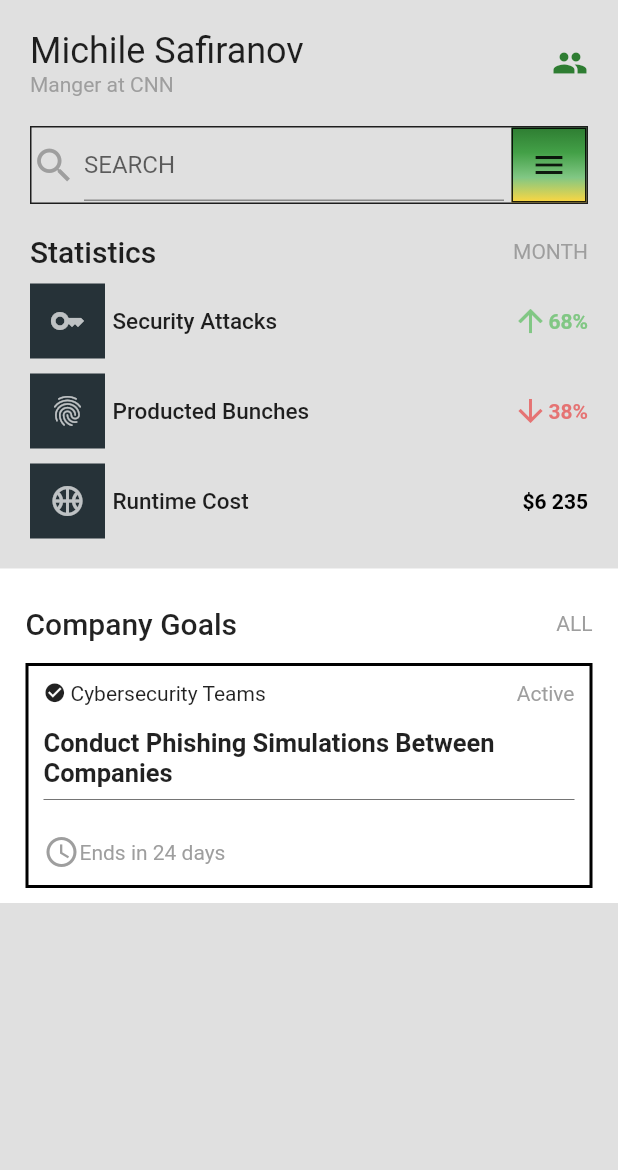
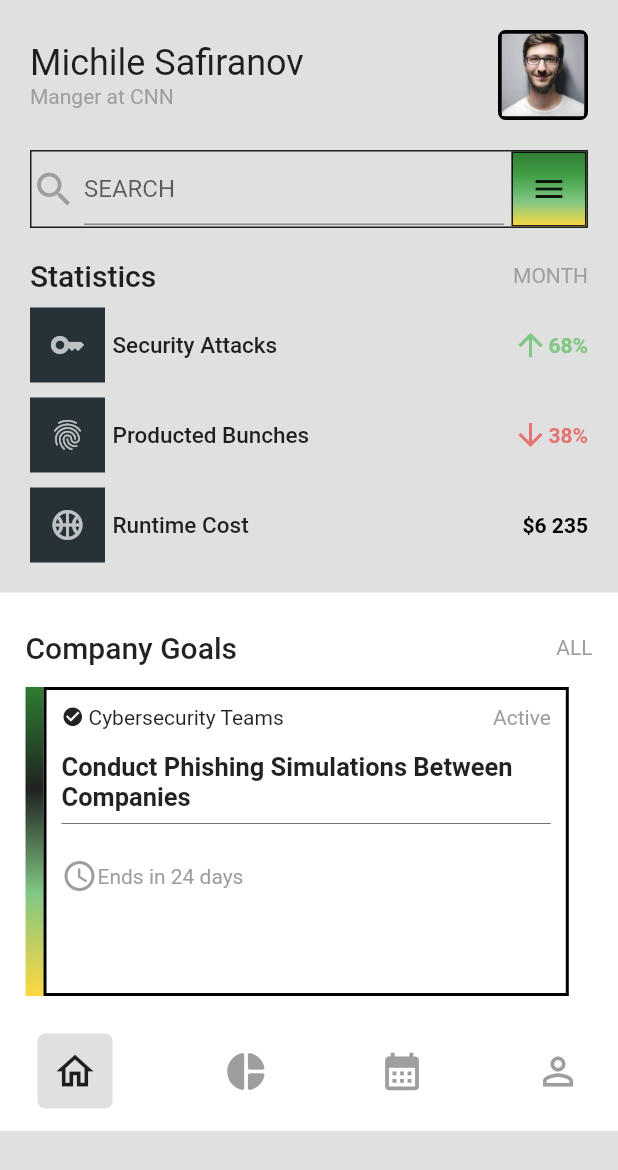
Before and after one commit to FadwaFouad/Company_Profile, a Flutter app: the screen it shows after launch, on a phone screen of 412 x 824 dp. Shown: the top 1170 px of the screen. Run offline on Flutter 3.47's test engine with Material 2 defaults, Android fonts, the phone set to English and light mode, and no system bars.

Commit message:
some improvement

```diff
--- a/lib/main.dart
+++ b/lib/main.dart
@@ -51,10 +51,14 @@ class _MyHomePageState extends State<MyHomePage> {
               child: Statistics(),
             ),
             const Goals(),
+            const BottomNav(),
           ],
         )));
   }
 }
+
+class BottomNav extends StatelessWidget {
+  const BottomNav({super.key});
 
   @override
   Widget build(BuildContext context) {
@@ -96,6 +100,7 @@ Widget build(BuildContext context) {
       ),
     );
   }
+}
 
 class Goals extends StatelessWidget {
   const Goals({super.key});
@@ -106,8 +111,7 @@ class Goals extends StatelessWidget {
       color: Colors.white,
       padding: const EdgeInsets.symmetric(horizontal: 17, vertical: 10),
       width: MediaQuery.of(context).size.width,
-        child: Column(
-          children: [
+      child: Column(children: [
         const SizedBox(height: 15),
         Row(
           mainAxisAlignment: MainAxisAlignment.spaceBetween,
@@ -123,7 +127,28 @@ class Goals extends StatelessWidget {
           ],
         ),
         const SizedBox(height: 15),
+        Row(
+          children: [
             Container(
+              width: 12,
+              height: MediaQuery.of(context).size.width * 0.50,
+              decoration: BoxDecoration(
+                gradient: LinearGradient(
+                  colors: [
+                    Colors.green.shade800,
+                    Color.fromARGB(255, 33, 34, 33),
+                    Colors.green.shade300,
+                    Colors.amberAccent.shade200,
+                  ],
+                  begin: Alignment.topCenter,
+                  end: Alignment.bottomCenter,
+                ),
+              ),
+            ),
+            SizedBox(
+              width: MediaQuery.of(context).size.width * 0.85,
+              height: MediaQuery.of(context).size.width * 0.50,
+              child: Container(
                 padding: EdgeInsets.all(10),
                 decoration: BoxDecoration(
                   border: Border.all(width: 2),
@@ -150,7 +175,8 @@ class Goals extends StatelessWidget {
                     SizedBox(height: 15),
                     Text(
                       "Conduct Phishing Simulations Between Companies",
-                    style: TextStyle(fontSize: 17, fontWeight: FontWeight.bold),
+                      style:
+                          TextStyle(fontSize: 17, fontWeight: FontWeight.bold),
                     ),
                     Divider(
                       color: Colors.grey.shade600,
@@ -172,8 +198,11 @@ class Goals extends StatelessWidget {
                   ],
                 ),
               ),
+            ),
           ],
-        ));
+        )
+      ]),
+    );
   }
 }
 
@@ -399,10 +428,19 @@ class Profile extends StatelessWidget {
             ],
           ),
         ),
-        Icon(
-          Icons.people,
-          color: Colors.green.shade800,
+        Container(
+          width: 60,
+          height: 60,
+          decoration: BoxDecoration(
+              border: Border.all(
+                width: 2.5,
               ),
+              borderRadius: BorderRadius.circular(5)),
+          child: Image.asset(
+            "images/profile.jpeg",
+            fit: BoxFit.cover,
+          ),
+        )
       ],
     );
   }
```
Lines whose indentation alone changed are shown as unchanged.
